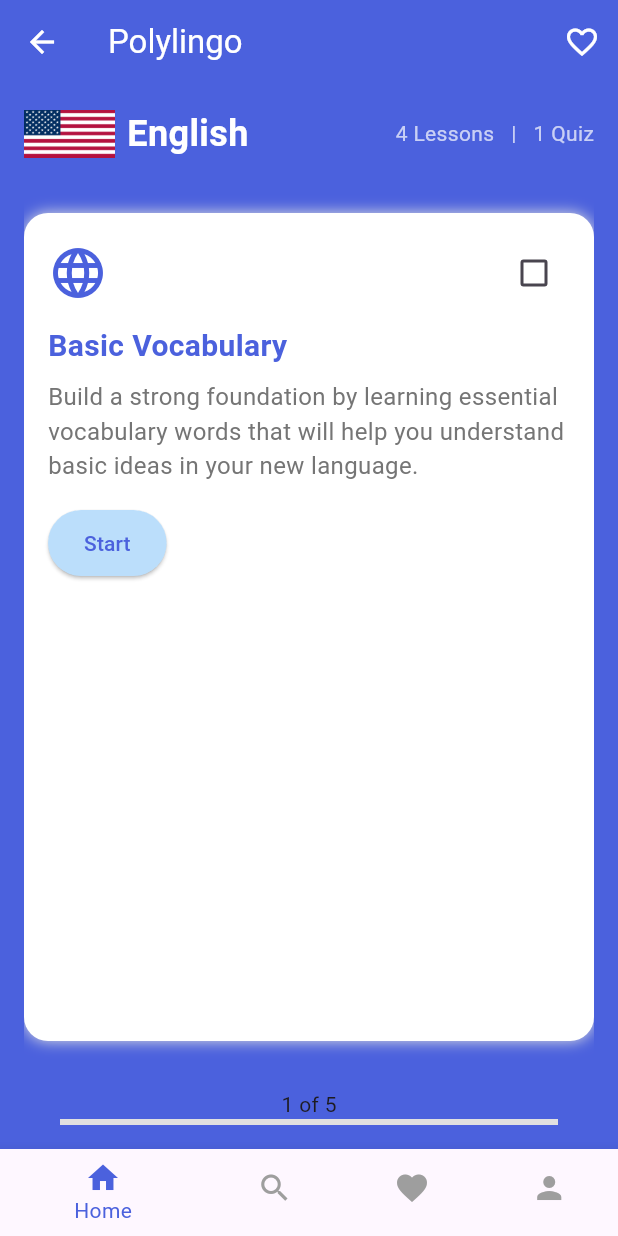
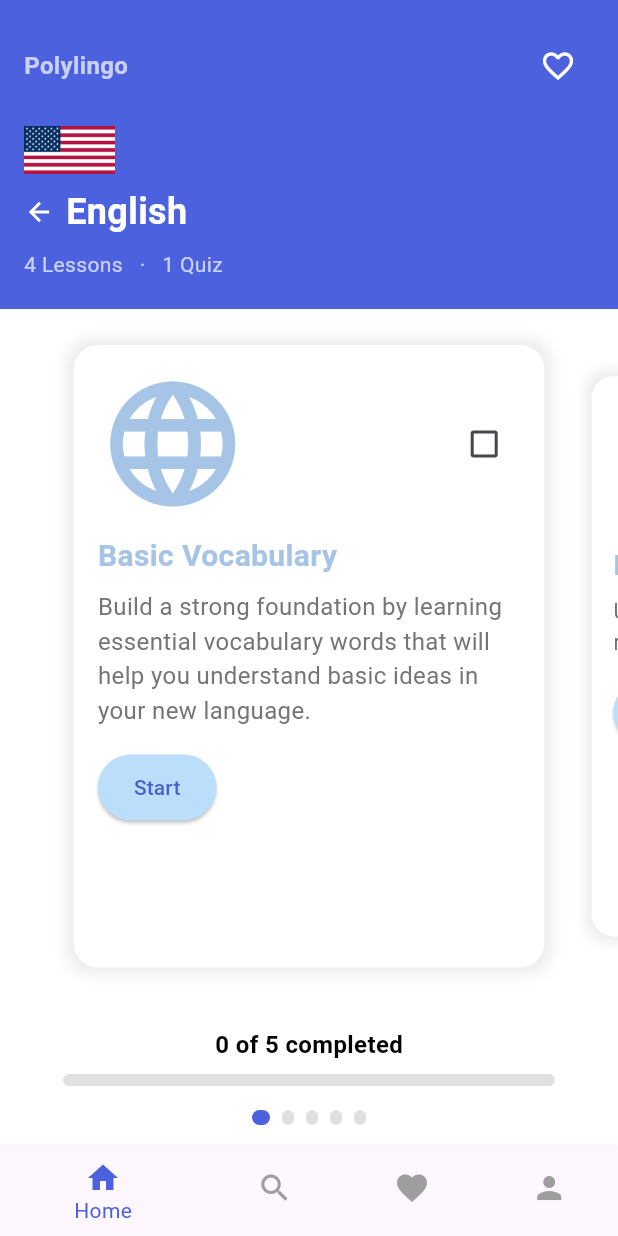
Before and after one commit to kezia03/UAS_MobProg, a Flutter app: the EnglishCoursePage screen opened by its route, on a phone screen of 412 x 824 dp. Run offline on Flutter 3.47's test engine with Material 3 defaults, Android fonts, the phone set to English and light mode, and no system bars; drawn by our look-alikes of percent_indicator.

Commit message:
page quiz dan perbaikkan english page

```diff
--- a/lib/main.dart
+++ b/lib/main.dart
@@ -4,6 +4,7 @@ import 'screens/login_screen.dart';
 import 'screens/signup_screen.dart';
 import 'screens/home_screen.dart';
 import 'screens/english_course_page.dart';
+import 'screens/quiz_page.dart';
 
 void main() {
   runApp(const PolylingoApp());
--- a/lib/screens/english_course_page.dart
+++ b/lib/screens/english_course_page.dart
@@ -1,4 +1,6 @@
 import 'package:flutter/material.dart';
+import 'quiz_page.dart';
+import 'package:percent_indicator/linear_percent_indicator.dart';
 
 class EnglishCoursePage extends StatefulWidget {
   @override
@@ -7,80 +9,151 @@ class EnglishCoursePage extends StatefulWidget {
 
 class _EnglishCoursePageState extends State<EnglishCoursePage> {
   int currentIndex = 0;
-  int progress = 0;
+  late PageController _pageController;
 
-  final List<Map<String, String>> courses = [
+  final List<Map<String, dynamic>> courses = [
     {
       'title': 'Basic Vocabulary',
-      'description': 'Build a strong foundation by learning essential vocabulary words that will help you understand basic ideas in your new language.'
+      'description': 'Build a strong foundation by learning essential vocabulary words that will help you understand basic ideas in your new language.',
+      'icon': Icons.language,
+    },
+    {
+      'title': 'Basic Grammar',
+      'description': 'Understand fundamental grammar rules to form correct sentences.',
+      'icon': Icons.edit_note,
     },
     {
       'title': 'Greetings & Introduction',
-      'description': 'Learn essential phrases for greeting others and introducing yourself with confidence.'
+      'description': 'Learn essential phrases for greeting others and introducing yourself with confidence.',
+      'icon': Icons.handshake,
     },
     {
-      'title': 'Everyday Conversations',
-      'description': 'Get comfortable with daily conversations by learning common phrases and expressions.'
+      'title': 'Pronunciation Tips',
+      'description': 'Get helpful tips to improve your pronunciation and sound more natural.',
+      'icon': Icons.record_voice_over,
     },
     {
-      'title': 'Grammar Basics',
-      'description': 'Understand the basics of grammar rules that will support your language learning journey.'
-    },
-    {
-      'title': 'Advanced Vocabulary',
-      'description': 'Expand your vocabulary with more advanced words and expressions.'
+      'title': 'Quiz',
+      'description': 'Lets put your knowledge to the test!',
+      'icon': Icons.quiz,
     },
   ];
 
-  void updateProgress(bool isChecked) {
+  late List<bool> checkedStatus;
+
+  @override
+  void initState() {
+    super.initState();
+    checkedStatus = List<bool>.filled(courses.length, false); // Semua checkbox awalnya tidak dicentang
+    _pageController = PageController(viewportFraction: 0.8, initialPage: currentIndex);
+  }
+
+  @override
+  void dispose() {
+    _pageController.dispose();
+    super.dispose();
+  }
+
+  void updateProgress(bool isChecked, int index) {
     setState(() {
-      if (isChecked) {
-        progress = (progress + 1).clamp(0, courses.length);
-      } else {
-        progress = (progress - 1).clamp(0, courses.length);
-      }
+      checkedStatus[index] = isChecked;
     });
   }
 
   @override
   Widget build(BuildContext context) {
+    // Hitung progress berdasarkan jumlah checkbox yang dicentang
+    final completedCourses = checkedStatus.where((status) => status).length;
+    final progress = completedCourses / courses.length;
+
     return Scaffold(
-      appBar: AppBar(
-        backgroundColor: const Color(0xFF4B61DD),
-        title: const Text('Polylingo', style: TextStyle(color: Colors.white)),
-        leading: IconButton(
-          icon: const Icon(Icons.arrow_back, color: Colors.white),
-          onPressed: () => Navigator.pop(context),
+      body: Column(
+        children: [
+          // Header
+          Container(
+          color: const Color(0xFF4B61DD), // Background biru
+          padding: const EdgeInsets.symmetric(vertical: 20, horizontal: 16),
+          child: Column(
+            crossAxisAlignment: CrossAxisAlignment.start,
+            children: [
+              // Baris 1: Polylingo dan Ikon Favorit
+              Row(
+                mainAxisAlignment: MainAxisAlignment.spaceBetween,
+                children: [
+                  const Text(
+                    'Polylingo',
+                    style: TextStyle(
+                      fontSize: 16,
+                      fontWeight: FontWeight.bold,
+                      color: Colors.white70,
                     ),
-        actions: [
+                  ),
                   IconButton(
                     icon: const Icon(Icons.favorite_border, color: Colors.white),
                     onPressed: () {},
                   ),
                 ],
               ),
-      body: Padding(
-        padding: const EdgeInsets.all(16.0),
-        child: Column(
+              const SizedBox(height: 16),
+
+              // Baris 2: Flag di kiri, lalu Arrow dan English di bawahnya
+              Row(
+                crossAxisAlignment: CrossAxisAlignment.start,
                 children: [
+                  // Flag di kiri
+                  Column(
+                    crossAxisAlignment: CrossAxisAlignment.start,
+                    children: [
+                      Image.asset(
+                        'assets/us_flag.png', // Path gambar bendera
+                        height: 32,
+                      ),
+                      const SizedBox(height: 8),
                       Row(
                         children: [
-                Image.asset('assets/us_flag.png', height: 32),
+                          GestureDetector(
+                            onTap: () {
+                              Navigator.pop(context); // Kembali ke halaman sebelumnya
+                            },
+                            child: const Icon(Icons.arrow_back, color: Colors.white, size: 20),
+                          ),
                           const SizedBox(width: 8),
                           const Text(
                             'English',
-                  style: TextStyle(fontSize: 24, fontWeight: FontWeight.bold, color: Colors.white),
+                            style: TextStyle(
+                              fontSize: 24,
+                              fontWeight: FontWeight.bold,
+                              color: Colors.white,
                             ),
-                const Spacer(),
-                const Text(
-                  '4 Lessons   |   1 Quiz',
-                  style: TextStyle(color: Colors.white70),
                           ),
                         ],
                       ),
-            const SizedBox(height: 20),
+                    ],
+                  ),
+                ],
+              ),
+              const SizedBox(height: 8),
+
+              // Baris 3: Lesson dan Quiz Info
+              const Text(
+                '4 Lessons   ·   1 Quiz',
+                style: TextStyle(
+                  fontSize: 14,
+                  color: Colors.white70,
+                ),
+              ),
+            ],
+          ),
+        ),
+          // Body
+          Expanded(
+            child: Container(
+              color: Colors.white,
+              child: Column(
+                children: [
                   Expanded(
                     child: PageView.builder(
+                      controller: _pageController,
                       itemCount: courses.length,
                       onPageChanged: (index) {
                         setState(() {
@@ -88,26 +161,68 @@ class _EnglishCoursePageState extends State<EnglishCoursePage> {
                         });
                       },
                       itemBuilder: (context, index) {
-                  return CourseCard(
+                        return Transform.scale(
+                          scale: index == currentIndex ? 1 : 0.9,
+                          child: CourseCard(
                             title: courses[index]['title']!,
                             description: courses[index]['description']!,
-                    onChecked: updateProgress,
+                            icon: courses[index]['icon'],
+                            isChecked: checkedStatus[index],
+                            onChecked: (value) {
+                              updateProgress(value, index);
+                            },
+                          ),
                         );
                       },
                     ),
                   ),
+                  // Progress Bar
+                  Padding(
+                    padding: const EdgeInsets.symmetric(horizontal: 32, vertical: 16),
+                    child: Column(
+                      children: [
+                        Text(
+                          '$completedCourses of ${courses.length} completed',
+                          style: const TextStyle(
+                            fontSize: 16,
+                            fontWeight: FontWeight.bold,
+                            color: Colors.black,
+                          ),
+                        ),
+                        const SizedBox(height: 8),
+                        LinearPercentIndicator(
+                          lineHeight: 8.0,
+                          percent: progress,
+                          backgroundColor: Colors.grey[300],
+                          progressColor: const Color(0xFF4B61DD),
+                          barRadius: const Radius.circular(8),
+                        ),
+                      ],
+                    ),
+                  ),
+                  // Page indicator
+                  Row(
+                    mainAxisAlignment: MainAxisAlignment.center,
+                    children: List.generate(
+                      courses.length,
+                      (index) => AnimatedContainer(
+                        duration: const Duration(milliseconds: 300),
+                        margin: const EdgeInsets.symmetric(horizontal: 4),
+                        height: 10,
+                        width: currentIndex == index ? 12 : 8,
+                        decoration: BoxDecoration(
+                          color: currentIndex == index ? const Color(0xFF4B61DD) : Colors.grey[300],
+                          borderRadius: BorderRadius.circular(5),
+                        ),
+                      ),
+                    ),
+                  ),
                   const SizedBox(height: 16),
-            Text('${currentIndex + 1} of ${courses.length}'),
-            Padding(
-              padding: const EdgeInsets.symmetric(horizontal: 24),
-              child: LinearProgressIndicator(
-                value: progress / courses.length,
-                backgroundColor: Colors.grey[300],
-                valueColor: const AlwaysStoppedAnimation<Color>(Color(0xFF4B61DD)),
+                ],
+              ),
             ),
           ),
         ],
-        ),
       ),
       bottomNavigationBar: BottomNavigationBar(
         backgroundColor: Colors.white,
@@ -124,61 +239,78 @@ class _EnglishCoursePageState extends State<EnglishCoursePage> {
   }
 }
 
-class CourseCard extends StatefulWidget {
+class CourseCard extends StatelessWidget {
   final String title;
   final String description;
+  final IconData icon;
+  final bool isChecked;
   final Function(bool) onChecked;
 
-  CourseCard({required this.title, required this.description, required this.onChecked});
-
-  @override
-  _CourseCardState createState() => _CourseCardState();
-}
-
-class _CourseCardState extends State<CourseCard> {
-  bool isChecked = false;
+  const CourseCard({
+    required this.title,
+    required this.description,
+    required this.icon,
+    required this.isChecked,
+    required this.onChecked,
+  });
 
   @override
   Widget build(BuildContext context) {
     return Container(
-      margin: const EdgeInsets.symmetric(vertical: 16),
+      margin: const EdgeInsets.symmetric(vertical: 24, horizontal: 8),
       padding: const EdgeInsets.all(16),
       decoration: BoxDecoration(
         color: Colors.white,
         borderRadius: BorderRadius.circular(16),
-        boxShadow: [BoxShadow(blurRadius: 8, color: Colors.grey[300]!)],
+        boxShadow: [
+          BoxShadow(
+            color: Colors.grey.withOpacity(0.2),
+            blurRadius: 8,
+            spreadRadius: 4,
+          ),
+        ],
       ),
       child: Column(
         crossAxisAlignment: CrossAxisAlignment.start,
         children: [
           Row(
             children: [
-              const Icon(Icons.language, color: Color(0xFF4B61DD), size: 40),
+              Icon(icon, color: const Color(0xFFA6C4E5), size: 100),
               const Spacer(),
               Checkbox(
                 value: isChecked,
                 onChanged: (value) {
-                  setState(() {
-                    isChecked = value ?? false;
-                    widget.onChecked(isChecked);
-                  });
+                  onChecked(value ?? false);
                 },
               ),
             ],
           ),
           const SizedBox(height: 10),
           Text(
-            widget.title,
-            style: const TextStyle(fontSize: 20, fontWeight: FontWeight.bold, color: Color(0xFF4B61DD)),
+            title,
+            style: const TextStyle(fontSize: 20, fontWeight: FontWeight.bold, color: Color(0xFFA6C4E5)),
           ),
           const SizedBox(height: 8),
           Text(
-            widget.description,
+            description,
             style: TextStyle(fontSize: 16, color: Colors.grey[600]),
           ),
           const SizedBox(height: 16),
           ElevatedButton(
-            onPressed: () {},
+            onPressed: () {
+              if (title == 'Quiz') {
+                // Jika title adalah Quiz, arahkan ke QuizPage
+                Navigator.push(
+                  context,
+                  MaterialPageRoute(builder: (context) => QuizPage()),
+                );
+              } else {
+                // Tambahkan logika untuk pelajaran lain jika diperlukan
+                ScaffoldMessenger.of(context).showSnackBar(
+                  SnackBar(content: Text('Start $title')),
+                );
+              }
+            },
             style: ElevatedButton.styleFrom(
               backgroundColor: Colors.blue[100],
               padding: const EdgeInsets.symmetric(horizontal: 24, vertical: 12),
@@ -188,7 +320,7 @@ class _CourseCardState extends State<CourseCard> {
             ),
             child: const Text(
               'Start',
-              style: TextStyle(color: Color(0xFF4B61DD)),
+              style: TextStyle(color: Color(0xFF4B5ECE)),
             ),
           ),
         ],
--- a/pubspec.yaml
+++ b/pubspec.yaml
@@ -1,4 +1,4 @@
-name: polylingo
+name: uas_mobprog
 description: A language learning app
 publish_to: 'none'
 version: 1.0.0+1
@@ -10,6 +10,7 @@ dependencies:
   flutter:
     sdk: flutter
   cupertino_icons: ^1.0.2
+  percent_indicator: ^4.2.2
 
 flutter:
   assets:
```
Also changed, not shown: lib/screens/quiz_page.dart (added, +153 -0 lines), pubspec.lock, 2 other files. Lines whose indentation alone changed are shown as unchanged.
